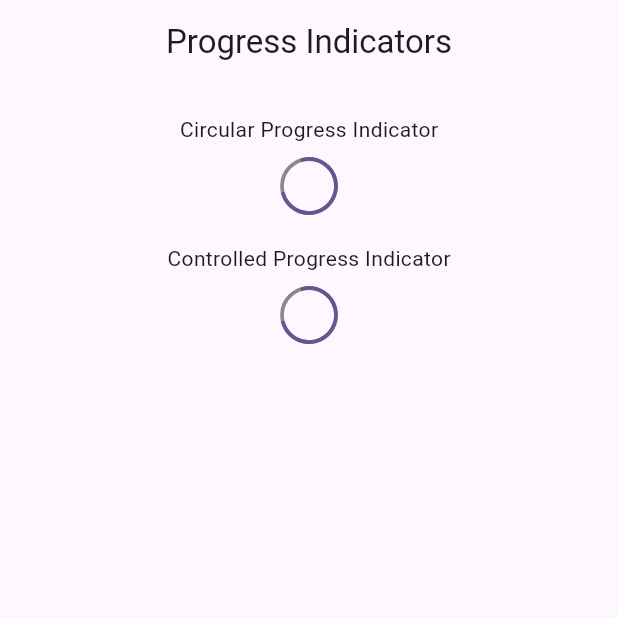
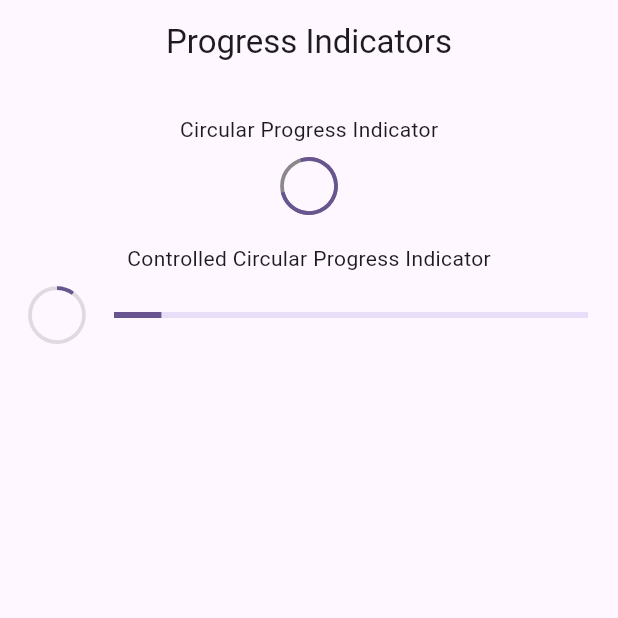
Before and after one commit to eacardenase/flutter-widgets, a Flutter app: the ProgressScreen screen opened by its route, on a phone screen of 412 x 824 dp, the top half of it. Run offline on Flutter 3.47's test engine with Material 3 defaults, Android fonts, the phone set to English and light mode, and no system bars; our stand-ins replace go_router.

Commit message:
feat: add controlled progress indicators

```diff
--- a/lib/presentation/screens/progress/progress_screen.dart
+++ b/lib/presentation/screens/progress/progress_screen.dart
@@ -32,14 +32,47 @@ class _ProgressView extends StatelessWidget {
             backgroundColor: Colors.black45,
           ),
           SizedBox(height: 20),
-          Text('Controlled Progress Indicator'),
+          Text('Controlled Circular Progress Indicator'),
           SizedBox(height: 10),
-          CircularProgressIndicator(
-            strokeWidth: 2.5,
-            backgroundColor: Colors.black45,
-          ),
+          _ControlledProgressIndicator()
         ],
       ),
     );
   }
 }
+
+class _ControlledProgressIndicator extends StatelessWidget {
+  const _ControlledProgressIndicator();
+
+  @override
+  Widget build(BuildContext context) {
+    return StreamBuilder(
+      stream: Stream.periodic(const Duration(milliseconds: 300), (value) {
+        return (value * 2) / 100;
+      }).takeWhile((value) => value <= 1.0),
+      builder: (context, snapshot) {
+        final progressValue = snapshot.data ?? 0;
+
+        return Padding(
+          padding: const EdgeInsets.symmetric(horizontal: 20),
+          child: Row(
+            mainAxisAlignment: MainAxisAlignment.center,
+            children: [
+              CircularProgressIndicator(
+                strokeWidth: 2.5,
+                backgroundColor: Colors.black12,
+                value: progressValue,
+              ),
+              const SizedBox(width: 20),
+              Expanded(
+                child: LinearProgressIndicator(
+                  value: progressValue,
+                ),
+              )
+            ],
+          ),
+        );
+      },
+    );
+  }
+}
```
